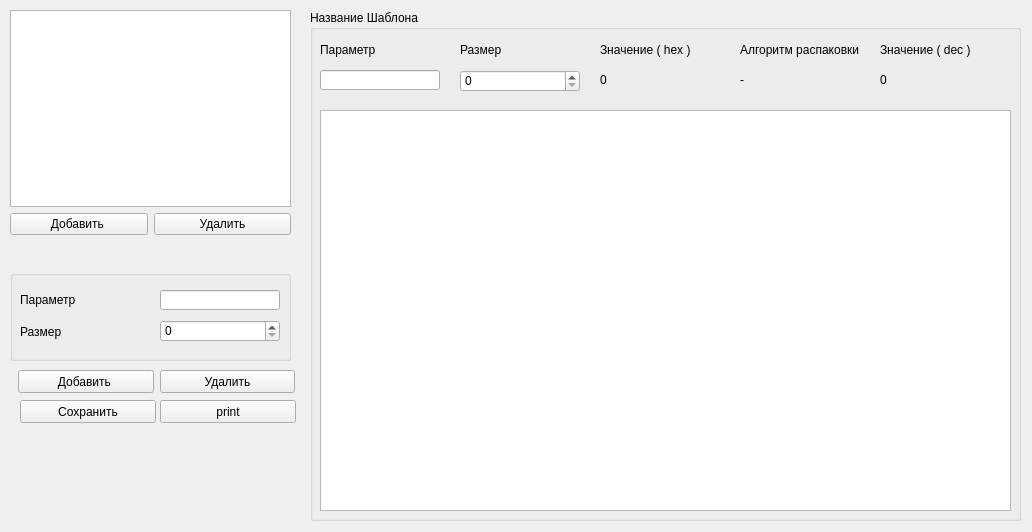
Qt form hex_editor/serializeuserinterface.ui (Shamsudinov/Hex-Editor) before a commit.
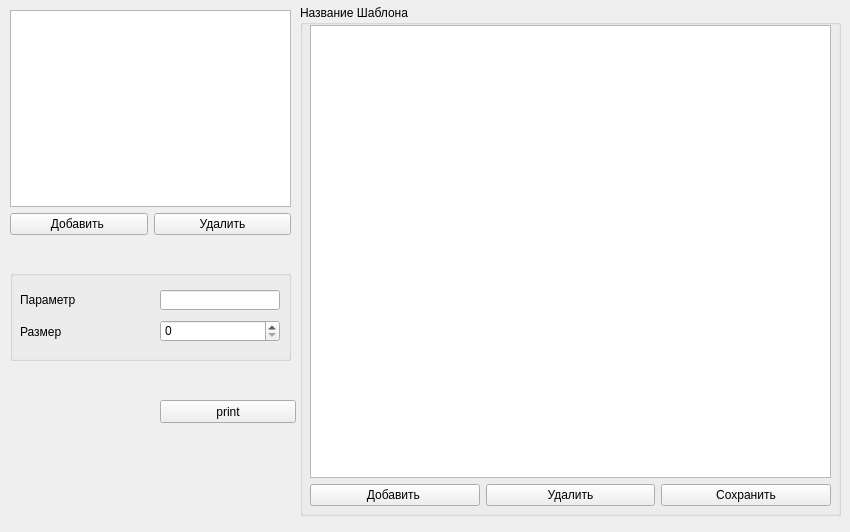
The same form after that commit.

What changed in the file:
```diff
--- a/hex_editor/serializeuserinterface.ui
+++ b/hex_editor/serializeuserinterface.ui
@@ -6,7 +6,7 @@
    <rect>
     <x>0</x>
     <y>0</y>
-    <width>1032</width>
+    <width>850</width>
     <height>532</height>
    </rect>
   </property>
@@ -72,202 +72,73 @@
     </property>
    </widget>
   </widget>
-  <widget class="QPushButton" name="btnAddParameter">
-   <property name="geometry">
-    <rect>
-     <x>18</x>
-     <y>370</y>
-     <width>136</width>
-     <height>23</height>
-    </rect>
-   </property>
-   <property name="text">
-    <string>Добавить </string>
-   </property>
-  </widget>
-  <widget class="QPushButton" name="btnDeleteParam">
-   <property name="geometry">
-    <rect>
-     <x>160</x>
-     <y>370</y>
-     <width>135</width>
-     <height>23</height>
-    </rect>
-   </property>
-   <property name="text">
-    <string>Удалить</string>
-   </property>
-  </widget>
   <widget class="QGroupBox" name="groupBox">
    <property name="geometry">
     <rect>
-     <x>310</x>
-     <y>10</y>
-     <width>711</width>
+     <x>300</x>
+     <y>5</y>
+     <width>541</width>
      <height>511</height>
     </rect>
    </property>
    <property name="title">
     <string>Название Шаблона</string>
    </property>
-   <widget class="QLabel" name="labelParameterName_4">
+   <widget class="QWidget" name="">
     <property name="geometry">
      <rect>
       <x>10</x>
-      <y>30</y>
-      <width>61</width>
-      <height>19</height>
+      <y>20</y>
+      <width>521</width>
+      <height>481</height>
      </rect>
     </property>
-    <property name="text">
-     <string>Параметр</string>
-    </property>
+    <layout class="QVBoxLayout" name="verticalLayout_2">
+     <item>
+      <widget class="QTableWidget" name="paramsTable">
+       <property name="columnCount">
+        <number>5</number>
+       </property>
+       <attribute name="horizontalHeaderVisible">
+        <bool>false</bool>
+       </attribute>
+       <column/>
+       <column/>
+       <column/>
+       <column/>
+       <column/>
+      </widget>
+     </item>
+     <item>
+      <layout class="QHBoxLayout" name="horizontalLayout_2">
+       <item>
+        <widget class="QPushButton" name="btnAddParameter">
+         <property name="text">
+          <string>Добавить </string>
+         </property>
+         <property name="checkable">
+          <bool>false</bool>
+         </property>
+        </widget>
+       </item>
+       <item>
+        <widget class="QPushButton" name="btnDeleteParam">
+         <property name="text">
+          <string>Удалить</string>
+         </property>
+        </widget>
+       </item>
+       <item>
+        <widget class="QPushButton" name="btnSaveParams">
+         <property name="text">
+          <string>Сохранить</string>
+         </property>
+        </widget>
+       </item>
+      </layout>
+     </item>
+    </layout>
    </widget>
-   <widget class="QLineEdit" name="lineEditParameterName_4">
-    <property name="geometry">
-     <rect>
-      <x>10</x>
-      <y>60</y>
-      <width>120</width>
-      <height>20</height>
-     </rect>
-    </property>
-   </widget>
-   <widget class="QSpinBox" name="spinBoxParameterSize_4">
-    <property name="geometry">
-     <rect>
-      <x>150</x>
-      <y>60</y>
-      <width>120</width>
-      <height>22</height>
-     </rect>
-    </property>
-   </widget>
-   <widget class="QLabel" name="labelParameterSize_4">
-    <property name="geometry">
-     <rect>
-      <x>150</x>
-      <y>30</y>
-      <width>120</width>
-      <height>19</height>
-     </rect>
-    </property>
-    <property name="text">
-     <string>Размер</string>
-    </property>
-   </widget>
-   <widget class="QLabel" name="labelParameterDec">
-    <property name="geometry">
-     <rect>
-      <x>570</x>
-      <y>30</y>
-      <width>120</width>
-      <height>19</height>
-     </rect>
-    </property>
-    <property name="text">
-     <string>Значение ( dec )</string>
-    </property>
-   </widget>
-   <widget class="QLabel" name="labelParameterHexValue_2">
-    <property name="geometry">
-     <rect>
-      <x>290</x>
-      <y>60</y>
-      <width>120</width>
-      <height>19</height>
-     </rect>
-    </property>
-    <property name="text">
-     <string>0</string>
-    </property>
-   </widget>
-   <widget class="QLabel" name="labelParameterHex">
-    <property name="geometry">
-     <rect>
-      <x>290</x>
-      <y>30</y>
-      <width>120</width>
-      <height>19</height>
-     </rect>
-    </property>
-    <property name="text">
-     <string>Значение ( hex )</string>
-    </property>
-   </widget>
-   <widget class="QLabel" name="labelParameterAlg">
-    <property name="geometry">
-     <rect>
-      <x>430</x>
-      <y>30</y>
-      <width>120</width>
-      <height>19</height>
-     </rect>
-    </property>
-    <property name="text">
-     <string>Алгоритм распаковки</string>
-    </property>
-   </widget>
-   <widget class="QLabel" name="labelParameterDecValue">
-    <property name="geometry">
-     <rect>
-      <x>570</x>
-      <y>60</y>
-      <width>120</width>
-      <height>19</height>
-     </rect>
-    </property>
-    <property name="text">
-     <string>0</string>
-    </property>
-   </widget>
-   <widget class="QLabel" name="labelParameterAlgVal">
-    <property name="geometry">
-     <rect>
-      <x>430</x>
-      <y>60</y>
-      <width>120</width>
-      <height>19</height>
-     </rect>
-    </property>
-    <property name="text">
-     <string>-</string>
-    </property>
-   </widget>
-   <widget class="QTableWidget" name="paramsTable">
-    <property name="geometry">
-     <rect>
-      <x>10</x>
-      <y>100</y>
-      <width>691</width>
-      <height>401</height>
-     </rect>
-    </property>
-    <property name="columnCount">
-     <number>5</number>
-    </property>
-    <attribute name="horizontalHeaderVisible">
-     <bool>false</bool>
-    </attribute>
-    <column/>
-    <column/>
-    <column/>
-    <column/>
-    <column/>
-   </widget>
-  </widget>
-  <widget class="QPushButton" name="btnSaveParams">
-   <property name="geometry">
-    <rect>
-     <x>20</x>
-     <y>400</y>
-     <width>136</width>
-     <height>23</height>
-    </rect>
-   </property>
-   <property name="text">
-    <string>Сохранить</string>
-   </property>
   </widget>
   <widget class="QPushButton" name="btnSaveParams_2">
    <property name="geometry">
```
